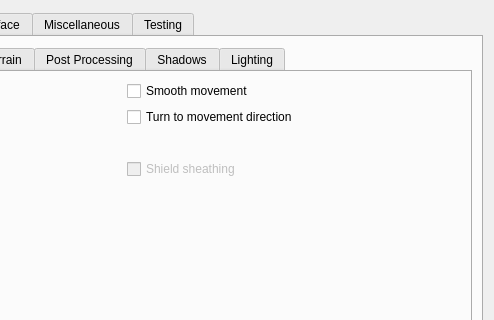
The window that apps/launcher/ui/settingspage.ui (OpenMW/openmw) describes before a commit, drawn with Qt 5; both pictures show x 247 to 741 and y 0 to 320 of the 741 by 503 pixel window.
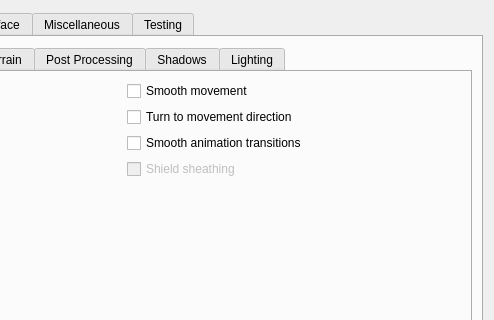
The same window after the commit. The open tabs and pages were chosen to show the change.

Commit message: Launcher checkbox

The edit to the form file:
```diff
--- a/apps/launcher/ui/settingspage.ui
+++ b/apps/launcher/ui/settingspage.ui
@@ -426,6 +426,16 @@
                  </property>
                 </widget>
                </item>
+               <item row="3" column="1">
+                 <widget class="QCheckBox" name="smoothAnimTransitionsCheckBox">
+                   <property name="toolTip">
+                     <string>&lt;html&gt;&lt;head/&gt;&lt;body&gt;&lt;p&gt;If enabled - makes transitions between different animations/poses much smoother. Also allows to load animation blending config .yaml files that can be bundled with the modded animations in order to customise blending styles.&lt;/p&gt;&lt;/body&gt;&lt;/html&gt;</string>
+                   </property>
+                   <property name="text">
+                     <string>Smooth animation transitions</string>
+                   </property>
+                 </widget>
+               </item>
               </layout>
              </item>
             </layout>
```
The commit also changes 1 other file.
